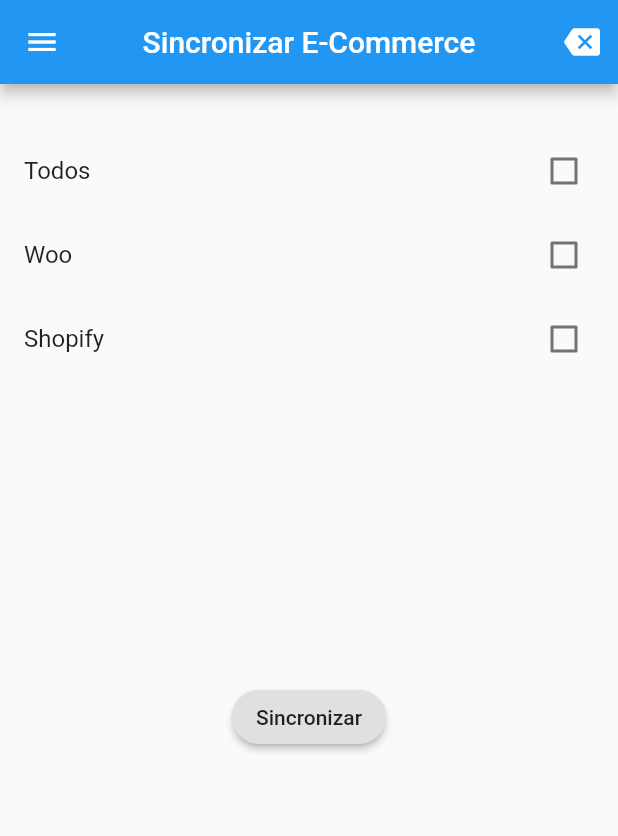
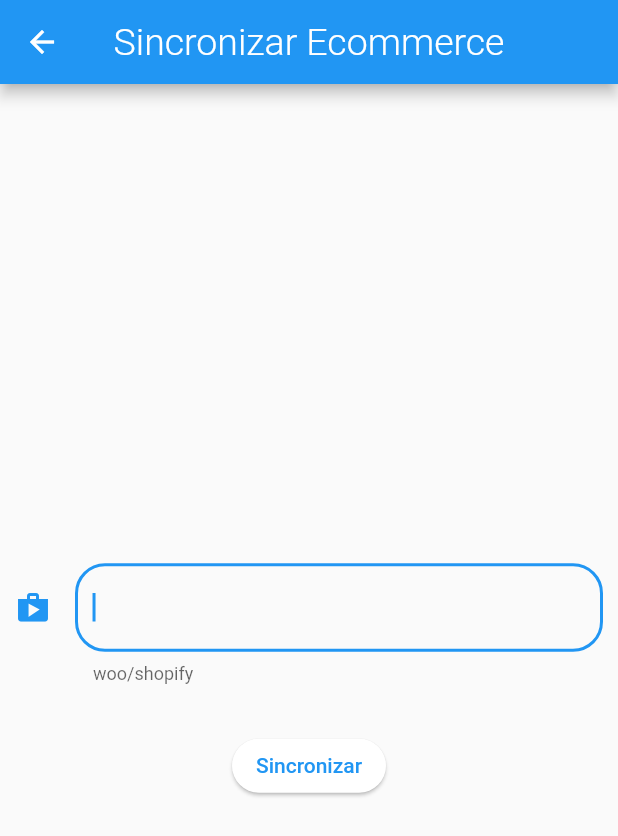
Before and after one commit to vicente32/ConsolaMirrit, a Flutter app: the screen it shows after launch, after a tap on "Sincronizar E-Commerce", on a phone screen of 412 x 824 dp. Shown: the top 836 px of the screen. Run offline on Flutter 3.47's test engine with Material 2 defaults, Android fonts, the phone set to English and light mode, and no system bars; our stand-ins replace rxdart, shared_preferences; network calls fail; statements that could not run were skipped.

Commit message:
sincronizar ecommerce terminado. Comienzo de estilizar la app

```diff
--- a/consola/lib/src/blocs/provider.dart
+++ b/consola/lib/src/blocs/provider.dart
@@ -1,5 +1,6 @@
 import 'package:flutter/material.dart';
 import 'package:jmc_hh/src/blocs/articulo_bloc.dart';
+import 'package:jmc_hh/src/blocs/refreshEcom_bloc.dart';
 import 'package:jmc_hh/src/blocs/sincronizar_bloc.dart';
 import 'package:jmc_hh/src/blocs/status_bloc.dart';
 
@@ -9,6 +10,8 @@ class Provider extends InheritedWidget {
   final statusBloc = new StatusBloc();
   final artBloc = new ArticuloBloc();
   final sincBloc = new SincronizarBloc();
+  final refreshBloc = new RefreshEcommerceBloc();
+
 
   factory Provider({Key key, Widget child}) {
     if (_instancia == null) {
@@ -34,4 +37,8 @@ class Provider extends InheritedWidget {
   static SincronizarBloc sincronizarBloc(BuildContext context) {
     return context.dependOnInheritedWidgetOfExactType<Provider>().sincBloc;
   }
+
+  static RefreshEcommerceBloc refresEcommercehBloc(BuildContext context) {
+    return context.dependOnInheritedWidgetOfExactType<Provider>().refreshBloc;
+  }
 }
--- /dev/null
+++ b/consola/lib/src/blocs/refreshEcom_bloc.dart
@@ -0,0 +1,26 @@
+import 'package:jmc_hh/src/providers/refreshEcommerce/refresh_ecom_provider.dart';
+import 'package:rxdart/rxdart.dart';
+
+class RefreshEcommerceBloc {
+
+  final _ecommerceController = BehaviorSubject<String>();
+
+
+  RefreshProvider provider = new RefreshProvider();
+
+
+  Stream<String> get ecommerceStream => _ecommerceController.stream;
+
+  Function(String) get ecommerceSinc => _ecommerceController.sink.add;
+
+  String get ecommerce => _ecommerceController.value;
+
+  dispose() {
+      _ecommerceController?.close();
+  }
+
+  // void getEcom(String ecommerce) async {
+  //   final eco =  await provider.sincEcom(ecommerce);
+  //   _ecommerceController.sink.add("codigo");
+  // }
+}
--- a/consola/lib/src/pages/SincronizarE-commerce/SincronizarECommerce_page.dart
+++ b/consola/lib/src/pages/SincronizarE-commerce/SincronizarECommerce_page.dart
@@ -1,6 +1,9 @@
 import 'package:flutter/material.dart';
-import 'package:jmc_hh/src/widgets/menu_widgets.dart';
+import 'package:jmc_hh/src/blocs/provider.dart';
+import 'package:jmc_hh/src/blocs/refreshEcom_bloc.dart';
+import 'package:jmc_hh/src/providers/refreshEcommerce/refresh_ecom_provider.dart';
 import '../../share_prefs/preferencia_usuario.dart';
+import 'package:jmc_hh/src/utils/utils.dart' as utils;
 
 class SincronizarECommercePage extends StatefulWidget {
   static final String routName = 'sincronizarECommercer';
@@ -12,12 +15,11 @@ class SincronizarECommercePage extends StatefulWidget {
 @override
 class _SinECommercePageState extends State<SincronizarECommercePage> {
   TextEditingController _textControllerEcommerce;
-  bool valorTodos = false;
-  bool valorWoo = false;
-  bool valorShopify = false;
+
 
   /* PREFERENCIAS */
   final prefs = new PreferenciasUsuario();
+    final refreshProvider = new RefreshProvider();
   String radioItem;
 
   /* --------- initState ---------- */
@@ -27,85 +29,99 @@ class _SinECommercePageState extends State<SincronizarECommercePage> {
     _textControllerEcommerce = new TextEditingController(text: prefs.ecommerce);
   }
 
-  /* --------- build ---------- */
-  Widget build(BuildContext context) {
+  /* --------- appBar ---------- */
+  Widget build(context) {
     return Scaffold(
-      appBar: _crearAppBar(),
-      drawer: MenuWidget(),
-      body: _crearBody(),
+      appBar: AppBar(
+        centerTitle: true,
+        title: Text(
+          'Sincronizar Ecommerce',
+          style: TextStyle(
+            color: Colors.white,
+            fontSize: 25.0,
+            fontWeight: FontWeight.w300,
+          ),
+        ),
+      ),
+      body: Center(
+          child: Stack(children: <Widget>[
+        _crearMenuForm(context),
+      ])),
     );
   }
 
-  /* --------- appBar ---------- */
-  Widget _crearAppBar() {
-    return AppBar(
-        title: Text('Sincronizar E-Commerce'),
-        centerTitle: true,
-        actions: <Widget>[
-          IconButton(
-            icon: Icon(Icons.backspace),
-            onPressed: () => Navigator.pop(context),
-          )
-        ]);
-  }
-
   /* --------- form principal ---------- */
-  Widget _crearBody() {
-    return Center(
-      child: Column(
-        children: <Widget>[
-          SizedBox(height: 30),
-          _crearlista(context),
-          SizedBox(height: 200),
-          _crearbotonSincronizar(context),
-        ],
-      ),
+ Widget _crearMenuForm(BuildContext context) {
+    return SingleChildScrollView(
+      child: Column(children: <Widget>[
+        Container(
+          padding: EdgeInsets.all(10.0),
+          child: Column(
+              crossAxisAlignment: CrossAxisAlignment.center,
+              children: <Widget>[
+                SizedBox(height: 30),
+                _crearInputEcommerce(),
+                SizedBox(height: 30),
+                _crearbotonSincronizar(context)
+              ]),
+        ),
+      ]),
     );
   }
 
-  /* ----------- Boton Sincronizar ---------*/
-  Widget _crearlista(BuildContext context) {
-    return Column(
-      children: <Widget>[
-        CheckboxListTile(
-          value: valorTodos,
-          onChanged: (bool newValue) {
-            setState(() {
-              valorTodos = newValue;
-              valorWoo = newValue;
-              valorShopify = newValue;
-            });
-          },
-          title: Text('Todos'),
-        ),
-        CheckboxListTile(
-          value: valorWoo,
-          onChanged: (bool newValue) {
-            setState(() {
-              valorWoo = newValue;
-            });
-          },
-          title: Text('Woo'),
-        ),
-        CheckboxListTile(
-          value: valorShopify,
-          onChanged: (bool newValue) {
-            setState(() {
-              valorShopify = newValue;
-            });
-          },
-          title: Text('Shopify'),
-        ),
-      ],
+
+Widget _crearInputEcommerce() {
+    return TextField(
+      autofocus: true,
+      controller: _textControllerEcommerce,
+      textCapitalization: TextCapitalization.sentences,
+      decoration: InputDecoration(
+          border: OutlineInputBorder(borderRadius: BorderRadius.circular(20.0)),
+          helperText: 'woo/shopify',
+          icon: Icon(Icons.shop)),
+      onChanged: (value) {
+        prefs.ecommerce = value;
+      },
     );
   }
 
   /* ----------- Boton Sincronizar ---------*/
   Widget _crearbotonSincronizar(BuildContext context) {
+    final bloc = Provider.refresEcommercehBloc(context);
     return RaisedButton(
+      elevation: 1.0,
       child: Text("Sincronizar"),
+      color: Colors.white,
+      textColor: Colors.blue,
       shape: StadiumBorder(),
-      onPressed: () {},
+      onPressed: () {
+        _accionBotonSincronizar(bloc);
+      },
     );
   }
+
+/* --------- acciones --------- */
+
+  void _accionBotonSincronizar(RefreshEcommerceBloc bloc) async {
+
+    final respuesta = await refreshProvider.sincEcom(bloc.ecommerce);
+      if(respuesta != null){
+          utils.mostrarMensaje(
+            context: context,
+            mensaje: "Transacción generada: " + respuesta.transaccion.toString(),
+            onBtnOkPressed: () => Navigator.of(context).pop());
+      }
+      else {
+        utils.mostrarMensaje(
+          context: context,
+          mensaje: "Error al generar transacción",
+          onBtnOkPressed: () => Navigator.of(context).pop());
+      }
+
+
+
+  }
+
+
+
 }
--- a/consola/lib/src/pages/general/menuppal_page.dart
+++ b/consola/lib/src/pages/general/menuppal_page.dart
@@ -12,13 +12,15 @@ class MenuPrincipalPage extends StatelessWidget {
   @override
   Widget build(BuildContext context) {
     return Scaffold(
+      backgroundColor: Colors.white,
       appBar: AppBar(
         centerTitle: true,
         title: Text(
           'Consola MIRRIT',
-            style: TextStyle(
+          style: TextStyle(
+            color: Colors.white,
             fontSize: 25.0,
-            fontWeight: FontWeight.bold,
+            fontWeight: FontWeight.w300,
           ),
         ),
       ),
@@ -59,6 +61,8 @@ class MenuPrincipalPage extends StatelessWidget {
         minWidth: 250.0,
         height: 60.0,
         child: RaisedButton(
+          elevation: 1.0,
+          autofocus: true,
           child: Text('Estado de Sistema'),
           color: Colors.white,
           textColor: Colors.blue,
@@ -75,6 +79,7 @@ class MenuPrincipalPage extends StatelessWidget {
         minWidth: 250.0,
         height: 60.0,
         child: RaisedButton(
+          elevation: 1.0,
           child: Text('Reprocesar Articulo'),
           color: Colors.white,
           textColor: Colors.blue,
@@ -91,6 +96,7 @@ class MenuPrincipalPage extends StatelessWidget {
         minWidth: 250.0,
         height: 60.0,
         child: RaisedButton(
+          elevation: 1.0,
           child: Text('Sincronizar Articulos Dragon'),
           color: Colors.white,
           textColor: Colors.blue,
@@ -104,6 +110,7 @@ class MenuPrincipalPage extends StatelessWidget {
         minWidth: 250.0,
         height: 60.0,
         child: RaisedButton(
+          elevation: 1.0,
           child: Text('Sincronizar E-Commerce'),
           color: Colors.white,
           textColor: Colors.blue,
@@ -117,6 +124,7 @@ class MenuPrincipalPage extends StatelessWidget {
         minWidth: 250.0,
         height: 60.0,
         child: RaisedButton(
+          elevation: 1.0,
           child: Text('Settings'),
           color: Colors.white,
           textColor: Colors.blue,
--- a/consola/lib/src/providers/SincDr/sincronizar_provider.dart
+++ b/consola/lib/src/providers/SincDr/sincronizar_provider.dart
@@ -5,7 +5,6 @@ import 'package:http/http.dart' as http;
 
 class SincronizarProvider {
   final prefs = new PreferenciasUsuario();
-  //final items = new ReprocesarArticuloPage();
 
   // ignore: missing_return
   Future<SincResponse> sincUP(String codigo) async {
--- a/consola/lib/src/providers/refreshEcommerce/refresh_ecom_provider.dart
+++ b/consola/lib/src/providers/refreshEcommerce/refresh_ecom_provider.dart
@@ -3,19 +3,22 @@ import '../../share_prefs/preferencia_usuario.dart';
 import 'dart:convert';
 import 'package:http/http.dart' as http;
 
-class SincronizarProvider {
+class RefreshProvider {
   final prefs = new PreferenciasUsuario();
-  //final items = new ReprocesarArticuloPage();
 
   // ignore: missing_return
-  Future<SincResponse> sincEcommerce(String codigo) async {
+  Future<SincResponse> sincEcom(String codigo) async {
 
     String username = prefs.user;
     String password = prefs.password;
     String basicAuth = 'Basic ' + base64Encode(utf8.encode('$username:$password'));
     print(basicAuth);
+    String url = prefs.ip;
+    url = url + "/api/dragon/refresh-articulos/";
+    url = url + prefs.ecommerce.toString();
+    print(url);
 
-    final response = await http.get('${prefs.ip}/api/dragon/refresh-articulos/',
+    final response = await http.get(url,
       headers: <String, String>{'Authorization': basicAuth});
 
     final decodedData = json.decode(response.body);
```
Also changed, not shown: consola/lib/src/pages/estadoDr/sincronizarDragon_page.dart (+16 -6 lines), consola/lib/src/pages/estadoSistema/estadosistema_page.dart (+7 -1 lines), consola/lib/src/pages/reprArt/reprocesarArt_page.dart (+9 -2 lines).
